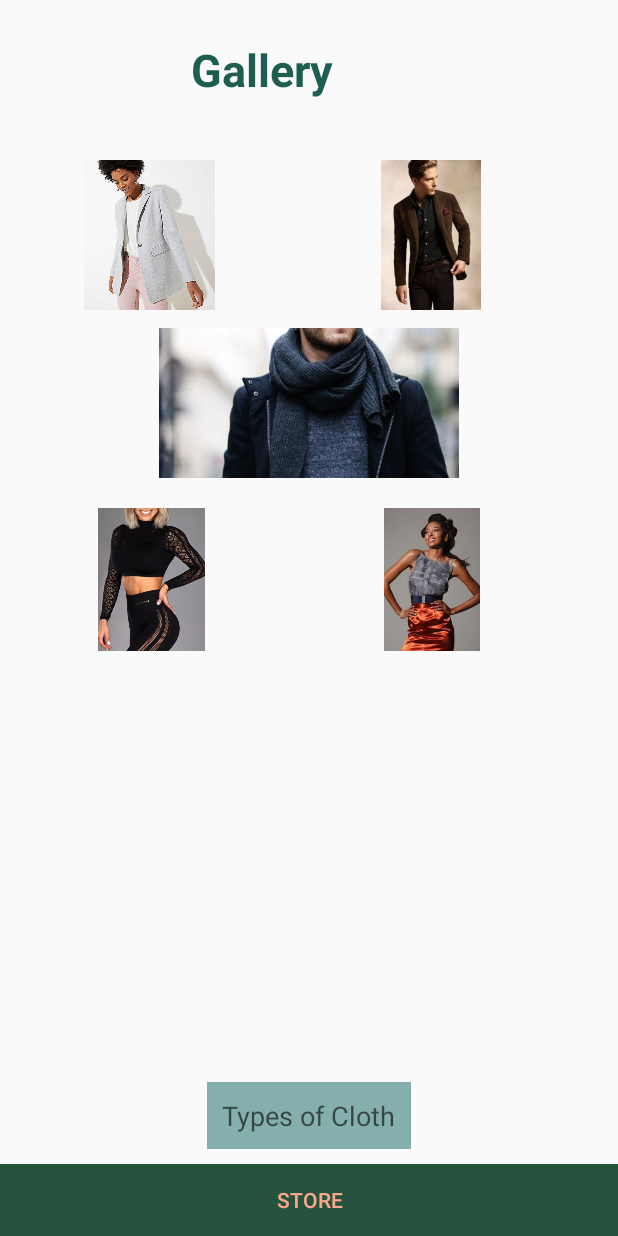
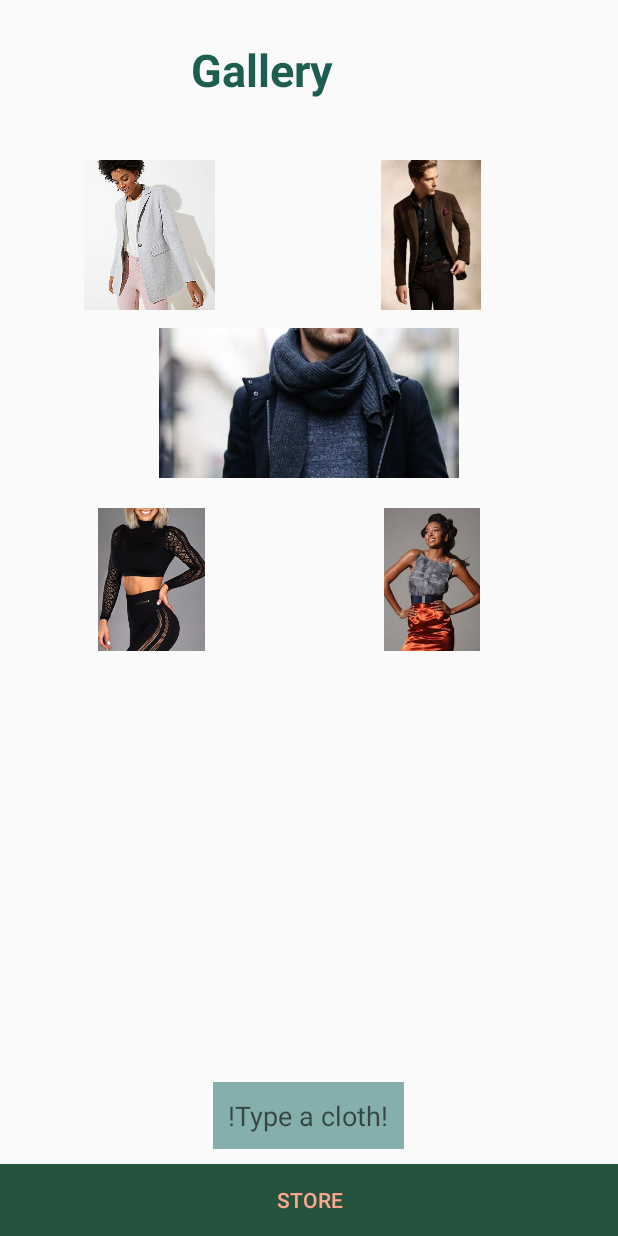
Before and after one commit to Sangwa-C/Sangwa_Sytles, an Android app: the screen it shows after launch (ImagesActivity), on a phone screen of 412 x 824 dp. Run offline under Robolectric (Android 15) with nearby library versions, the phone set to English and light mode, and no system bars; our stand-ins replace ButterKnife; Roboto replaces fonts that are not available here.

Commit message:
corrected some the spelling mistakes

```diff
--- a/app/src/main/res/layout/activity_images.xml
+++ b/app/src/main/res/layout/activity_images.xml
@@ -108,7 +108,7 @@
         android:layout_centerHorizontal="true"
         android:layout_marginBottom="10dp"
         android:background="#84AFAC"
-        android:hint="Types of Cloth"
+        android:hint="!Type a cloth!"
         android:padding="10dp"
         android:textColor="#A78175" />
 
```
